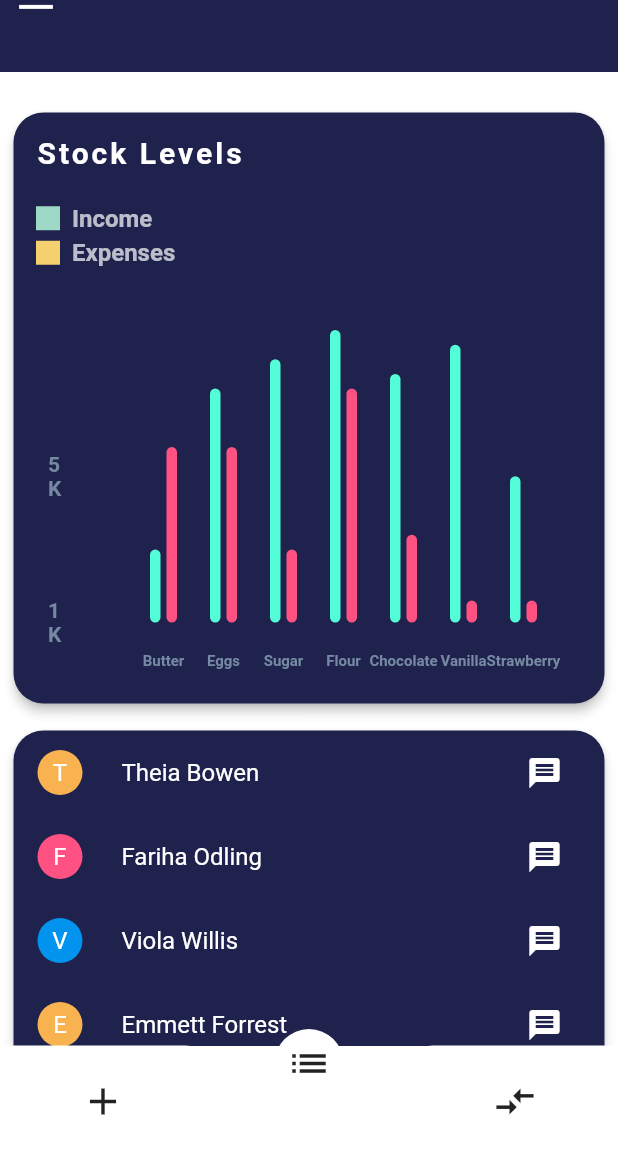
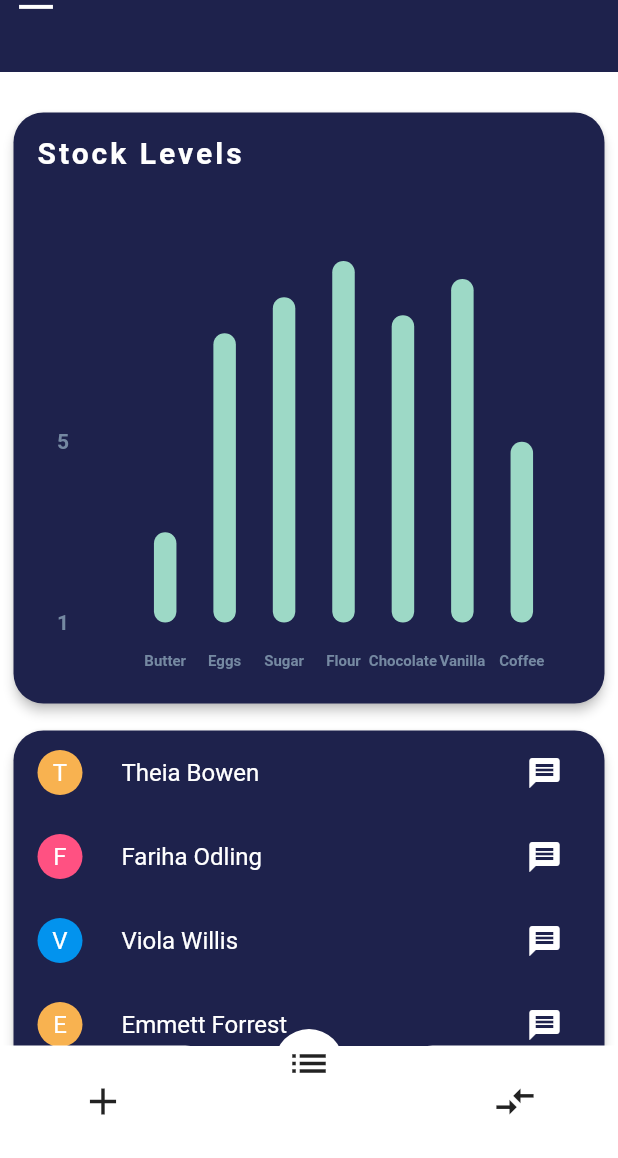
Before and after one commit to itsybitsycyber/stonks, a Flutter app: the screen it shows after launch, on a phone screen of 412 x 824 dp, the part 78-1236 px from its top. Run offline on Flutter 3.47's test engine with Material 2 defaults, Android fonts, the phone set to English and light mode, and no system bars; drawn by our look-alikes of curved_navigation_bar, fl_chart.

Commit message:
Update charts.

```diff
--- a/flutter-ui-panel-dashboard-main/lib/pages/charts.dart
+++ b/flutter-ui-panel-dashboard-main/lib/pages/charts.dart
@@ -103,7 +103,8 @@ class PieChart2State extends State {
             Expanded(
               child: AspectRatio(
                 aspectRatio: 1,
-                child: PieChart(
+                child:
+                PieChart(
                   PieChartData(
                       pieTouchData:
                           PieTouchData(touchCallback: (pieTouchResponse) {
@@ -262,7 +263,8 @@ class _LineChartSample2State extends State<LineChartSample2> {
         color: Constants.purpleLight,
         shape: RoundedRectangleBorder(borderRadius: BorderRadius.circular(20)),
         elevation: 3,
-        child: Stack(
+
+    child: Stack(
           children: <Widget>[
             AspectRatio(
               aspectRatio: 1,
@@ -281,9 +283,24 @@ class _LineChartSample2State extends State<LineChartSample2> {
                 ),
               ),
             ),
+          Padding( padding: const EdgeInsets.only(
+            left: Constants.kPadding * 2,
+            top: Constants.kPadding,
+            bottom: Constants.kPadding,
+            right: Constants.kPadding / 2),
+            child:
+            const Text(
+              'Monthly Sales',
+              style: TextStyle(
+                  color: Colors.white,
+                  fontSize: 20,
+                  fontWeight: FontWeight.bold,
+                  letterSpacing: 2),
+              textAlign: TextAlign.center,
+            ),),
             SizedBox(
               width: 60,
-              height: 34,
+              height: 50,
               child: TextButton(
                 onPressed: () {
                   setState(() {
@@ -291,7 +308,7 @@ class _LineChartSample2State extends State<LineChartSample2> {
                   });
                 },
                 child: Text(
-                  'avg',
+                  'Rands',
                   style: TextStyle(
                       fontSize: 12,
                       color: showAvg
@@ -567,8 +584,44 @@ class LineChartSample1State extends State<LineChartSample1> {
                     textAlign: TextAlign.center,
                   ),
                   const SizedBox(
-                    height: 37,
-                  ),
+                    height: 5,
+                  ), Padding(
+          padding: const EdgeInsets.only(
+              top: Constants.kPadding,
+              left: Constants.kPadding *3,
+          bottom: Constants.kPadding *3),
+          child:
+                  Column(
+                    mainAxisSize: MainAxisSize.max,
+                    mainAxisAlignment: MainAxisAlignment.end,
+                    crossAxisAlignment: CrossAxisAlignment.start,
+                    children: const <Widget>[
+                      Indicator(
+                        color: Color(0xffff8811),
+                        text: 'Chocolate',
+                        isSquare: true,
+                      ),
+                      SizedBox(
+                        height: 4,
+                      ),
+                      Indicator(
+                        color: Color(0xff9dd9c6),
+                        text: 'Vanilla',
+                        isSquare: true,
+                      ),
+                      SizedBox(
+                        height: 4,
+                      ),
+                      Indicator(
+                        color: Color(0xfff4d06f),
+                        text: 'Coffee',
+                        isSquare: true,
+                      ),
+                      SizedBox(
+                        height: 4,
+                      ),
+                    ],
+                  )),
                   Expanded(
                     child: Padding(
                       padding: const EdgeInsets.only(right: 16.0, left: 6.0),
@@ -825,9 +878,9 @@ class BarChartSample2 extends StatefulWidget {
 }
 
 class BarChartSample2State extends State<BarChartSample2> {
-  final Color leftBarColor = const Color(0xff53fdd7);
-  final Color rightBarColor = const Color(0xffff5182);
-  final double width = 7;
+  final Color barColor = const Color(0xff9dd9c6);
+  //final Color rightBarColor = const Color(0xffff5182);
+  final double width = 15;
 
   late List<BarChartGroupData> rawBarGroups;
   late List<BarChartGroupData> showingBarGroups;
@@ -837,13 +890,13 @@ class BarChartSample2State extends State<BarChartSample2> {
   @override
   void initState() {
     super.initState();
-    final barGroup1 = makeGroupData(0, 5, 12);
-    final barGroup2 = makeGroupData(1, 16, 12);
-    final barGroup3 = makeGroupData(2, 18, 5);
-    final barGroup4 = makeGroupData(3, 20, 16);
-    final barGroup5 = makeGroupData(4, 17, 6);
-    final barGroup6 = makeGroupData(5, 19, 1.5);
-    final barGroup7 = makeGroupData(6, 10, 1.5);
+    final barGroup1 = makeGroupData(0, 5);
+    final barGroup2 = makeGroupData(1, 16);
+    final barGroup3 = makeGroupData(2, 18);
+    final barGroup4 = makeGroupData(3, 20);
+    final barGroup5 = makeGroupData(4, 17);
+    final barGroup6 = makeGroupData(5, 19);
+    final barGroup7 = makeGroupData(6, 10);
 
     final items = [
       barGroup1,
@@ -899,29 +952,6 @@ class BarChartSample2State extends State<BarChartSample2> {
                           fontWeight: FontWeight.bold,
                           letterSpacing: 2),
                       textAlign: TextAlign.center,
-                    ),
-                  ],
-                ),
-                Column(
-                  crossAxisAlignment: CrossAxisAlignment.center,
-                  mainAxisSize: MainAxisSize.min,
-                  mainAxisAlignment: MainAxisAlignment.start,
-                  children: <Widget>[
-                    Indicator(
-                      color: Color(0xff9dd9c6),
-                      text: '\tIncome',
-                      isSquare: true,
-                    ),
-                    SizedBox(
-                      height: 4,
-                    ),
-                    Indicator(
-                      color: Color(0xfff4d06f),
-                      text: '\tExpenses',
-                      isSquare: true,
-                    ),
-                    SizedBox(
-                      height: 4,
                     ),
                   ],
                 ),
@@ -1008,7 +1038,7 @@ class BarChartSample2State extends State<BarChartSample2> {
                                 case 5:
                                   return 'Vanilla';
                                 case 6:
-                                  return 'Strawberry';
+                                  return 'Coffee';
                                 default:
                                   return '';
                               }
@@ -1024,11 +1054,11 @@ class BarChartSample2State extends State<BarChartSample2> {
                             reservedSize: 14,
                             getTitles: (value) {
                               if (value == 0) {
-                                return '1K';
+                                return '1';
                               } else if (value == 10) {
-                                return '5K';
+                                return '5';
                               } else if (value == 19) {
-                                return '10K';
+                                return '10';
                               } else {
                                 return '';
                               }
@@ -1054,16 +1084,11 @@ class BarChartSample2State extends State<BarChartSample2> {
     );
   }
 
-  BarChartGroupData makeGroupData(int x, double y1, double y2) {
+  BarChartGroupData makeGroupData(int x, double y1) {
     return BarChartGroupData(barsSpace: 4, x: x, barRods: [
       BarChartRodData(
         y: y1,
-        colors: [leftBarColor],
-        width: width,
-      ),
-      BarChartRodData(
-        y: y2,
-        colors: [rightBarColor],
+        colors: [barColor],
         width: width,
       ),
     ]);
--- a/flutter-ui-panel-dashboard-main/lib/pages/panel_right/panel_right_page.dart
+++ b/flutter-ui-panel-dashboard-main/lib/pages/panel_right/panel_right_page.dart
@@ -26,9 +26,10 @@ class _PanelRightPageState extends State<PanelRightPage> {
                   top: Constants.kPadding / 2,
                   left: Constants.kPadding / 2),
             ),
+            LineChartSample1(),
+            SizedBox(height: 20),
             PieChartSample2(),
-            LineChartSample1(),
-            LineChartSample2(),
+            BarChartSample2(),
           ],
         ),
       ),
```
